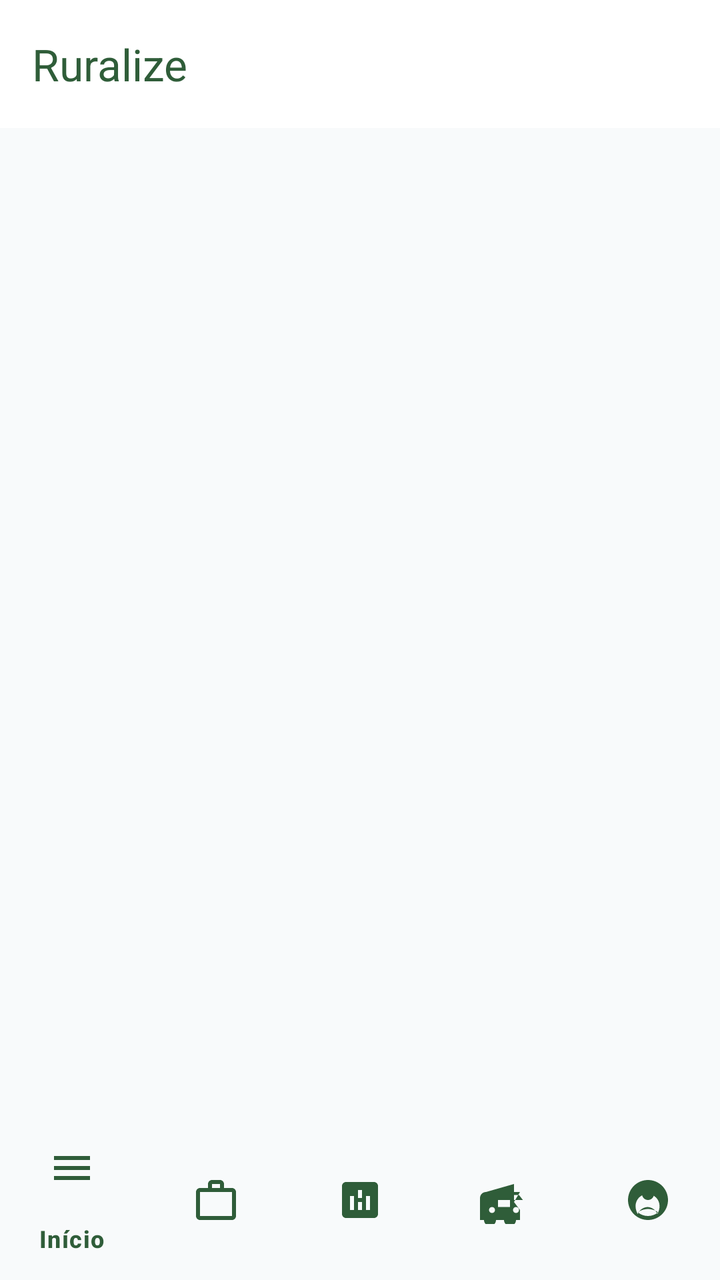
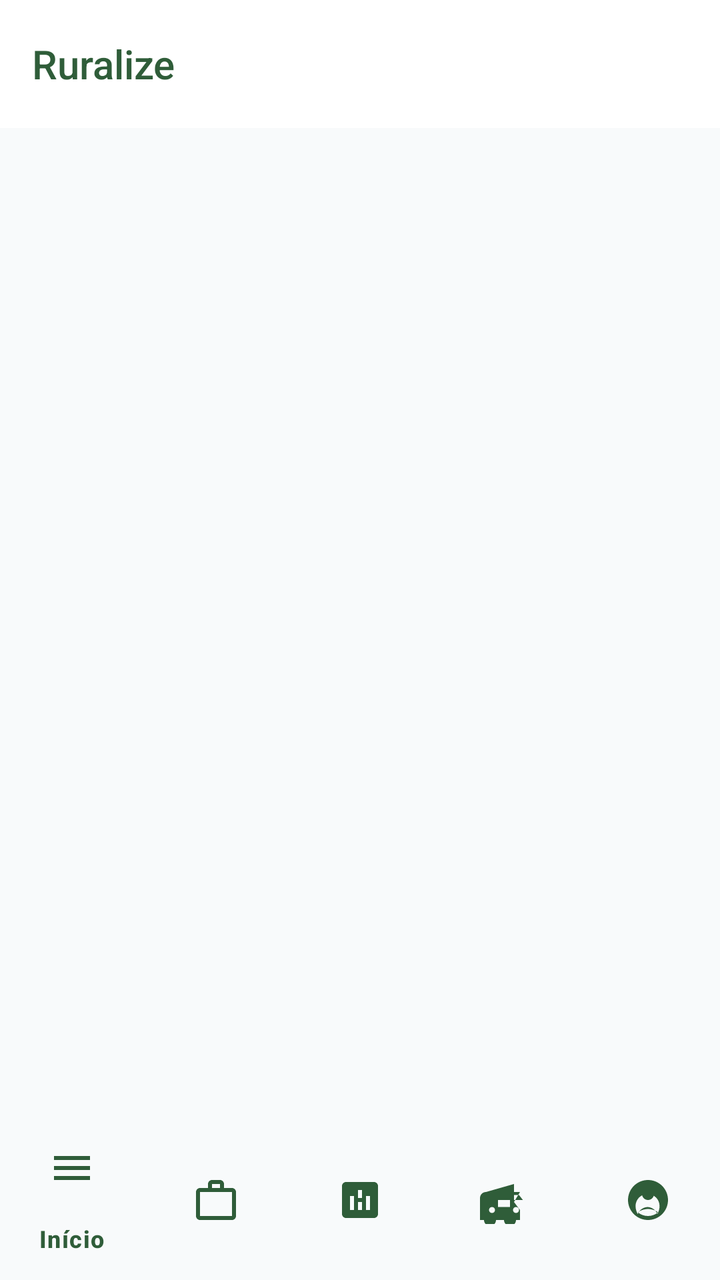

The first picture is an Android layout as it rendered before a commit; the second is the same layout after the commit. The layout source and the unified diff follow.
<!-- AndroidManifest.xml: activity theme Theme.Ruralize -->
<!-- res/layout/activity_main.xml -->
<?xml version="1.0" encoding="utf-8"?>

<RelativeLayout xmlns:android="http://schemas.android.com/apk/res/android"
    xmlns:app="http://schemas.android.com/apk/res-auto"
    android:layout_width="match_parent"
    android:layout_height="match_parent"
    android:background="@color/bg_ice">

    <com.google.android.material.appbar.MaterialToolbar
        android:id="@+id/toolbar"
        android:layout_width="match_parent"
        android:layout_height="?attr/actionBarSize"
        android:background="@color/white"
        app:title="Ruralize"
        app:titleTextColor="@color/green_dark" />

    <FrameLayout
        android:id="@+id/fragment_container"
        android:layout_width="match_parent"
        android:layout_height="match_parent"
        android:layout_above="@+id/bottom_navigation"
        android:layout_below="@id/toolbar" />

    <com.google.android.material.bottomnavigation.BottomNavigationView
        android:id="@+id/bottom_navigation"
        android:layout_width="match_parent"
        android:layout_height="wrap_content"
        android:layout_alignParentBottom="true"
        android:background="@color/white"
        app:menu="@menu/bottom_nav_menu"
        app:itemIconTint="@color/green_dark"
        app:itemTextColor="@color/green_dark" />
</RelativeLayout>
<!-- resources referenced by this layout -->
<resources>
  <color name="bg_ice">#F8FAFB</color>
  <color name="green_dark">#2F5D39</color>
  <color name="white">#FFFFFF</color>
  <style name="Theme.Ruralize" parent="Theme.Material3.Light.NoActionBar">
          <item name="android:windowBackground">@color/bg_ice</item>
          <item name="colorPrimary">@color/green_dark</item>
          <item name="colorOnPrimary">@color/white</item>
          <item name="colorSurface">@color/white</item>
          <item name="colorOnSurface">@color/text_primary</item>
          
          <item name="materialButtonStyle">@style/Ruralize.Button</item>
          <item name="textInputStyle">@style/Ruralize.TextInput</item>
  
          
          <item name="android:navigationBarColor">@color/bg_ice</item>
          <item name="android:statusBarColor">@color/bg_ice</item>
          <item name="colorSecondary">@color/green_mid</item>
          <item name="colorOnSecondary">@color/white</item>
          <item name="colorTertiary">@color/green_light</item>
          <item name="colorOnTertiary">@color/green_dark</item>
          <item name="android:colorBackground">@color/bg_ice</item>
          <item name="colorOnBackground">@color/text_primary</item>
          <item name="bottomNavigationStyle">@style/Ruralize.BottomNavigation</item>
          <item name="colorControlActivated">@color/green_dark</item>
          <item name="colorControlHighlight">@color/green_light</item>
      </style>
  <color name="text_primary">#2F5D39</color>
  <style name="Ruralize.Button" parent="Widget.Material3.Button">
          <item name="cornerRadius">14dp</item>
          <item name="backgroundTint">@color/green_dark</item>
          <item name="android:textColor">@color/white</item>
          <item name="android:insetLeft">0dp</item>
          <item name="android:insetRight">0dp</item>
          <item name="android:textAllCaps">false</item>
          <item name="android:textStyle">bold</item>
      </style>
  <style name="Ruralize.TextInput" parent="Widget.Material3.TextInputLayout.OutlinedBox">
          <item name="boxBackgroundMode">outline</item>
          <item name="boxCornerRadiusTopStart">14dp</item>
          <item name="boxCornerRadiusTopEnd">14dp</item>
          <item name="boxCornerRadiusBottomStart">14dp</item>
          <item name="boxCornerRadiusBottomEnd">14dp</item>
          <item name="boxStrokeColor">@color/green_light</item>
          <item name="android:textColorHint">@color/text_secondary</item>
          <item name="cursorColor">@color/green_dark</item>
      </style>
  <color name="green_mid">#3D7C4A</color>
  <color name="green_light">#A8C7A1</color>
  <style name="Ruralize.BottomNavigation" parent="Widget.Material3.BottomNavigationView">
          <item name="itemBackground">@color/bg_ice</item>
          <item name="itemTextColor">@color/green_dark</item>
          <item name="itemIconTint">@color/green_dark</item>
          <item name="itemRippleColor">@color/green_light</item>
      </style>
  <color name="text_secondary">#9AA39A</color>
</resources>

<!-- the commit's change to res/layout/activity_main.xml (unified diff, before → after) -->
@@ -1,33 +1,43 @@
 <?xml version="1.0" encoding="utf-8"?>
 
-<RelativeLayout xmlns:android="http://schemas.android.com/apk/res/android"
+<androidx.coordinatorlayout.widget.CoordinatorLayout xmlns:android="http://schemas.android.com/apk/res/android"
     xmlns:app="http://schemas.android.com/apk/res-auto"
     android:layout_width="match_parent"
     android:layout_height="match_parent"
     android:background="@color/bg_ice">
 
-    <com.google.android.material.appbar.MaterialToolbar
-        android:id="@+id/toolbar"
+    <com.google.android.material.appbar.AppBarLayout
+        android:id="@+id/appBarLayout"
         android:layout_width="match_parent"
-        android:layout_height="?attr/actionBarSize"
+        android:layout_height="wrap_content"
         android:background="@color/white"
-        app:title="Ruralize"
-        app:titleTextColor="@color/green_dark" />
+        app:elevation="4dp">
+
+        <com.google.android.material.appbar.MaterialToolbar
+            android:id="@+id/toolbar"
+            android:layout_width="match_parent"
+            android:layout_height="?attr/actionBarSize"
+            android:background="@color/white"
+            app:title="Ruralize"
+            app:titleTextColor="@color/green_dark"
+            app:titleTextAppearance="@style/TextAppearance.AppCompat.Widget.ActionBar.Title" />
+    </com.google.android.material.appbar.AppBarLayout>
 
     <FrameLayout
         android:id="@+id/fragment_container"
         android:layout_width="match_parent"
         android:layout_height="match_parent"
-        android:layout_above="@+id/bottom_navigation"
-        android:layout_below="@id/toolbar" />
+        app:layout_behavior="@string/appbar_scrolling_view_behavior"
+        android:layout_marginBottom="56dp" /> 
 
     <com.google.android.material.bottomnavigation.BottomNavigationView
         android:id="@+id/bottom_navigation"
         android:layout_width="match_parent"
         android:layout_height="wrap_content"
-        android:layout_alignParentBottom="true"
+        android:layout_gravity="bottom"
         android:background="@color/white"
+        app:elevation="8dp"
         app:menu="@menu/bottom_nav_menu"
         app:itemIconTint="@color/green_dark"
         app:itemTextColor="@color/green_dark" />
-</RelativeLayout>
+</androidx.coordinatorlayout.widget.CoordinatorLayout>
